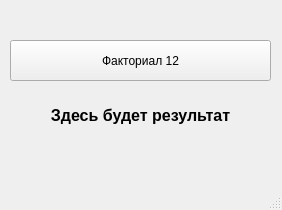
faurkonig/i-love-karpov, file sem1/nvi_zachet_factorial/mainwindow.ui: the form before one commit.
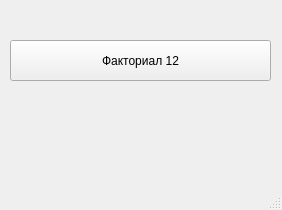
The form after the commit.

The edit to the form file:
```diff
--- a/sem1/nvi_zachet_factorial/mainwindow.ui
+++ b/sem1/nvi_zachet_factorial/mainwindow.ui
@@ -39,12 +39,11 @@
     <property name="font">
      <font>
       <pointsize>12</pointsize>
-      <weight>75</weight>
       <bold>true</bold>
      </font>
     </property>
     <property name="text">
-     <string>Здесь будет результат</string>
+     <string/>
     </property>
     <property name="alignment">
      <set>Qt::AlignCenter</set>
```
Left out of the diff: 2 changed lines with no effect on the pictures.
